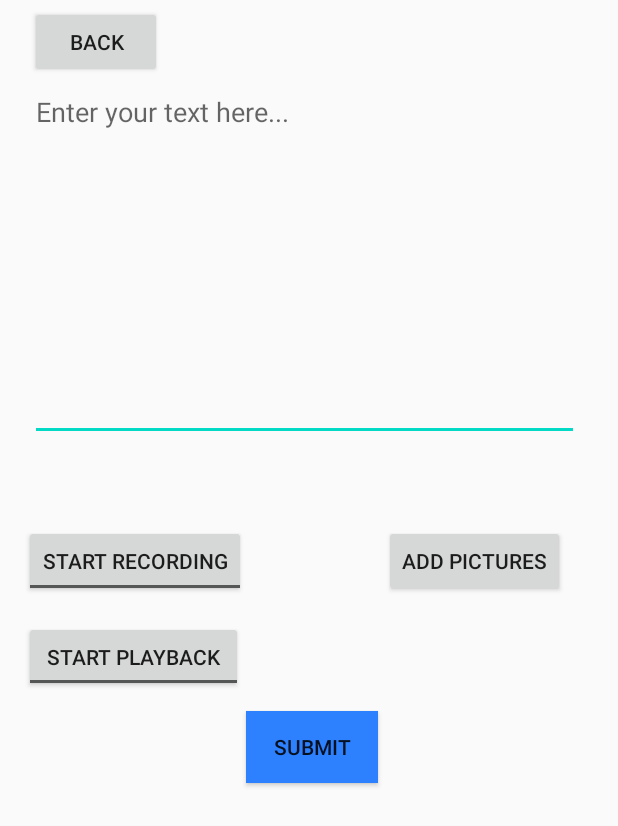
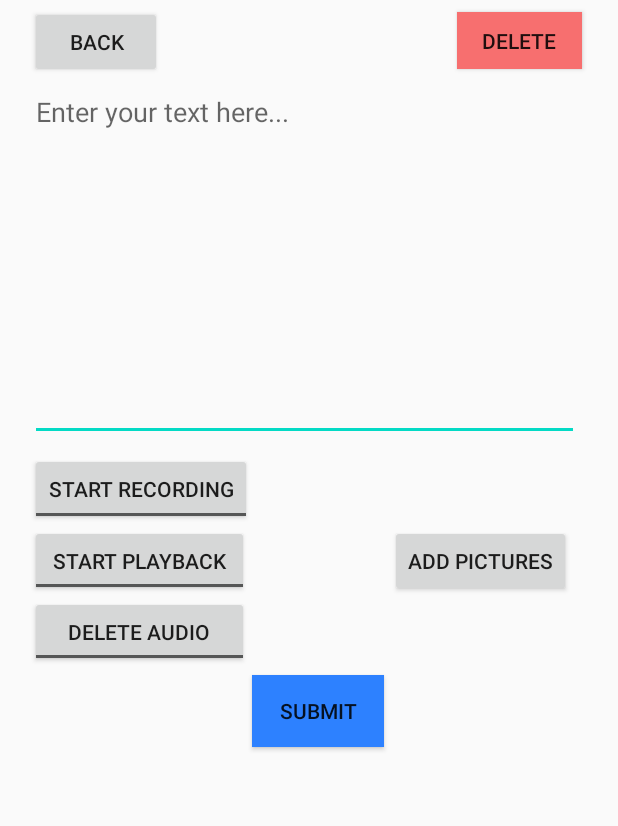
Before and after one commit to JonDoerr/Daily-Journal-11, an Android app: the screen it shows after launch once a user with an empty profile is signed in (JournalDesign), after a tap on "New Journal", on a phone screen of 412 x 824 dp. Shown: the top 826 px of the screen. Run offline under Robolectric (Android 15) with nearby library versions, the phone set to English and light mode, and no system bars; our stand-ins replace Firebase (no records; nobody signed in at launch, a user with empty details on screens opened directly); pictures from the network do not load.

Commit message:
added deletes

```diff
--- a/DailyJournal11/app/src/main/res/layout/design_layout.xml
+++ b/DailyJournal11/app/src/main/res/layout/design_layout.xml
@@ -4,6 +4,27 @@
     xmlns:tools="http://schemas.android.com/tools"
     android:layout_width="match_parent"
     android:layout_height="match_parent">
+
+    <Button
+        android:id="@+id/delete_button"
+        android:layout_width="83dp"
+        android:layout_height="38dp"
+        android:layout_marginEnd="24dp"
+        android:layout_marginBottom="6dp"
+        android:background="@color/redPrimary"
+        android:text="@string/delete_journal"
+        app:layout_constraintBottom_toTopOf="@+id/body_text"
+        app:layout_constraintEnd_toEndOf="parent" />
+
+    <ToggleButton
+        android:id="@+id/delete_audio_button"
+        android:layout_width="146dp"
+        android:layout_height="47dp"
+        android:layout_marginStart="20dp"
+        android:textOff="@string/delete_audio_start"
+        android:textOn="@string/delete_audio_stop"
+        app:layout_constraintStart_toStartOf="parent"
+        app:layout_constraintTop_toBottomOf="@+id/play_audio_button" />
 
     <Button
         android:id="@+id/picture_button"
@@ -32,8 +53,8 @@
         android:id="@+id/record_audio_button"
         android:layout_width="wrap_content"
         android:layout_height="wrap_content"
-        android:layout_marginStart="16dp"
-        android:layout_marginTop="56dp"
+        android:layout_marginStart="20dp"
+        android:layout_marginTop="8dp"
         android:textOff="@string/record_audio_start"
         android:textOn="@string/record_audio_stop"
         app:layout_constraintStart_toStartOf="parent"
@@ -43,8 +64,7 @@
         android:id="@+id/play_audio_button"
         android:layout_width="146dp"
         android:layout_height="47dp"
-        android:layout_marginStart="16dp"
-        android:layout_marginTop="16dp"
+        android:layout_marginStart="20dp"
         android:textOff="@string/play_audio_start"
         android:textOn="@string/play_audio_stop"
         app:layout_constraintStart_toStartOf="parent"
@@ -54,8 +74,8 @@
         android:id="@+id/submitButton"
         android:layout_width="wrap_content"
         android:layout_height="wrap_content"
-        android:layout_marginTop="76dp"
-        android:layout_marginEnd="160dp"
+        android:layout_marginTop="52dp"
+        android:layout_marginEnd="156dp"
         android:background="@color/colorPrimary"
         android:text="@string/Submit"
         app:layout_constraintEnd_toEndOf="parent"
@@ -73,12 +93,12 @@
 
     <HorizontalScrollView
         android:id="@+id/ScrollView"
-        android:layout_width="338dp"
-        android:layout_height="148dp"
-        android:layout_marginEnd="24dp"
+        android:layout_width="401dp"
+        android:layout_height="160dp"
+        android:layout_marginStart="4dp"
         android:layout_marginBottom="16dp"
         app:layout_constraintBottom_toBottomOf="parent"
-        app:layout_constraintEnd_toEndOf="parent">
+        app:layout_constraintStart_toStartOf="parent">
 
         <LinearLayout
             android:id="@+id/LinearScrollView"
--- a/DailyJournal11/app/src/main/res/values/colors.xml
+++ b/DailyJournal11/app/src/main/res/values/colors.xml
@@ -3,4 +3,5 @@
     <color name="colorPrimary">#2D81FF</color>
     <color name="colorPrimaryDark">#2D81FF</color>
     <color name="colorAccent">#03DAC5</color>
+    <color name="redPrimary">#f76f6f</color>
 </resources>
--- a/DailyJournal11/app/src/main/res/values/strings.xml
+++ b/DailyJournal11/app/src/main/res/values/strings.xml
@@ -8,8 +8,11 @@
     <string name="record_audio_stop">Stop Recording</string>
     <string name="play_audio_start">Start Playback</string>
     <string name="play_audio_stop">Stop Playback</string>
+    <string name="delete_audio_start">Delete Audio</string>
+    <string name="delete_audio_stop">Delete Audio</string>
     <string name="add_pictures">Add Pictures</string>
     <string name="Submit">Submit</string>
     <string name="Back">Back</string>
+    <string name="delete_journal">Delete</string>
 
 </resources>
```
